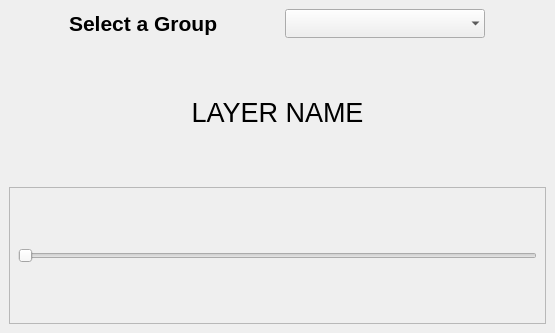
Old version of the form switch_layers_dockwidget_base.ui in the repository shnmrt/switch-layers.
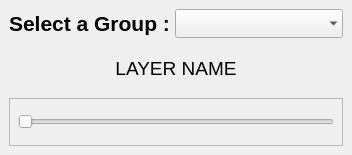
New version of the form.

Commit message: fix ui layer label size

Patch:
```diff
--- a/switch_layers_dockwidget_base.ui
+++ b/switch_layers_dockwidget_base.ui
@@ -6,8 +6,8 @@
    <rect>
     <x>0</x>
     <y>0</y>
-    <width>555</width>
-    <height>333</height>
+    <width>352</width>
+    <height>155</height>
    </rect>
   </property>
   <property name="font">
@@ -31,7 +31,7 @@
          <widget class="QLabel" name="label">
           <property name="minimumSize">
            <size>
-            <width>120</width>
+            <width>160</width>
             <height>0</height>
            </size>
           </property>
@@ -107,7 +107,7 @@
         <property name="font">
          <font>
           <family>Ubuntu</family>
-          <pointsize>20</pointsize>
+          <pointsize>14</pointsize>
           <weight>50</weight>
           <italic>false</italic>
           <bold>false</bold>
```
